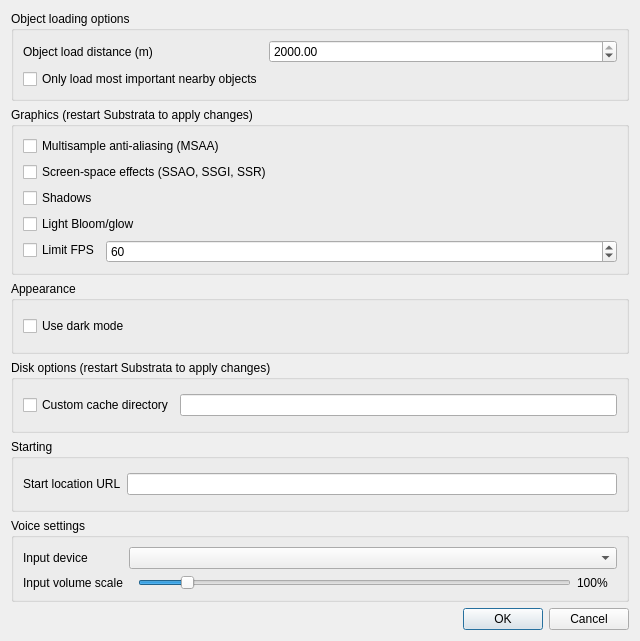
glaretechnologies/substrata, file gui_client/MainOptionsDialog.ui: the form before one commit.
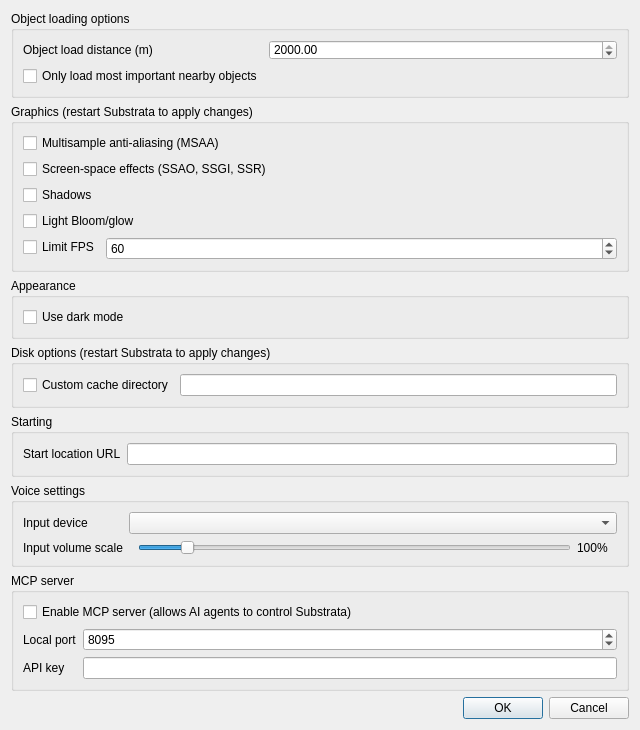
The form after the commit. Custom widgets are drawn as their Qt base class.

The edit to the form file:
```diff
--- a/gui_client/MainOptionsDialog.ui
+++ b/gui_client/MainOptionsDialog.ui
@@ -262,6 +262,83 @@
      </layout>
     </widget>
    </item>
+   <item>
+    <widget class="QGroupBox" name="MCPGroupBox">
+     <property name="title">
+      <string>MCP server</string>
+     </property>
+     <layout class="QVBoxLayout" name="verticalLayout_4">
+      <item>
+       <widget class="QCheckBox" name="enableMCPCheckBox">
+        <property name="toolTip">
+         <string>Serve an MCP (Model Context Protocol) endpoint over local HTTP, so an AI agent (e.g. Claude Code) can drive building in the connected world.  Only loopback (localhost) requests are served.</string>
+        </property>
+        <property name="text">
+         <string>Enable MCP server (allows AI agents to control Substrata)</string>
+        </property>
+       </widget>
+      </item>
+      <item>
+       <widget class="QWidget" name="MCPSettingsContainer" native="true">
+        <layout class="QFormLayout" name="formLayout_3">
+         <property name="leftMargin">
+          <number>0</number>
+         </property>
+         <property name="topMargin">
+          <number>0</number>
+         </property>
+         <property name="rightMargin">
+          <number>0</number>
+         </property>
+         <property name="bottomMargin">
+          <number>0</number>
+         </property>
+         <item row="0" column="0">
+          <widget class="QLabel" name="MCPPortLabel">
+           <property name="toolTip">
+            <string>The local port to serve the MCP endpoint on</string>
+           </property>
+           <property name="text">
+            <string>Local port</string>
+           </property>
+          </widget>
+         </item>
+         <item row="0" column="1">
+          <widget class="QSpinBox" name="MCPPortSpinBox">
+           <property name="minimum">
+            <number>1</number>
+           </property>
+           <property name="maximum">
+            <number>65535</number>
+           </property>
+           <property name="value">
+            <number>8095</number>
+           </property>
+          </widget>
+         </item>
+         <item row="1" column="0">
+          <widget class="QLabel" name="MCPAPIKeyLabel">
+           <property name="toolTip">
+            <string>Substrata API key, used to authenticate calls forwarded to the Substrata server</string>
+           </property>
+           <property name="text">
+            <string>API key</string>
+           </property>
+          </widget>
+         </item>
+         <item row="1" column="1">
+          <widget class="QLineEdit" name="MCPAPIKeyLineEdit">
+           <property name="echoMode">
+            <enum>QLineEdit::Password</enum>
+           </property>
+          </widget>
+         </item>
+        </layout>
+       </widget>
+      </item>
+     </layout>
+    </widget>
+   </item>
    <item>
     <widget class="QDialogButtonBox" name="buttonBox">
      <property name="orientation">
```
